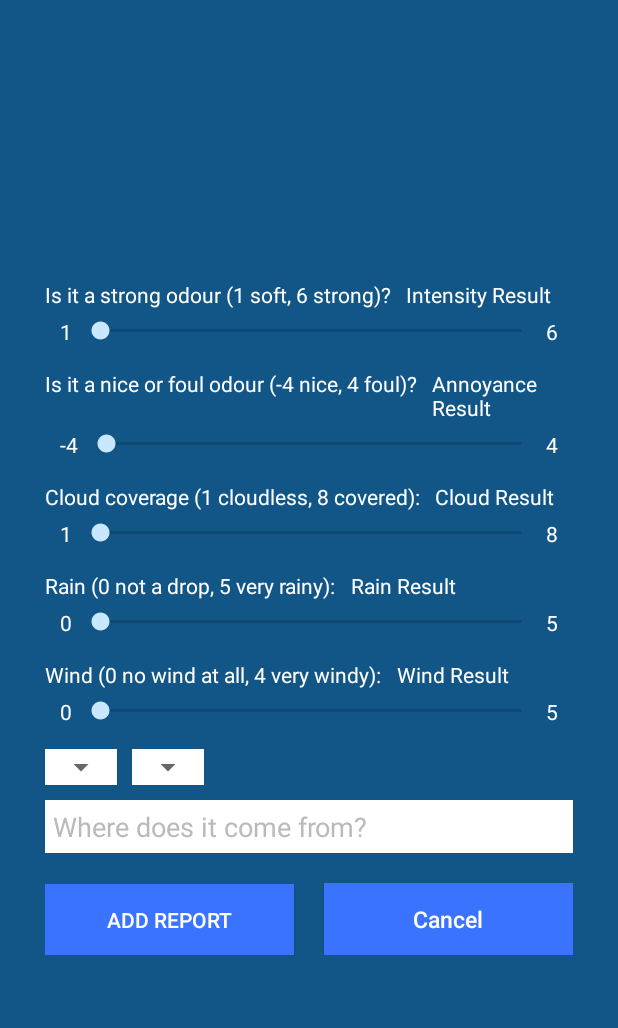
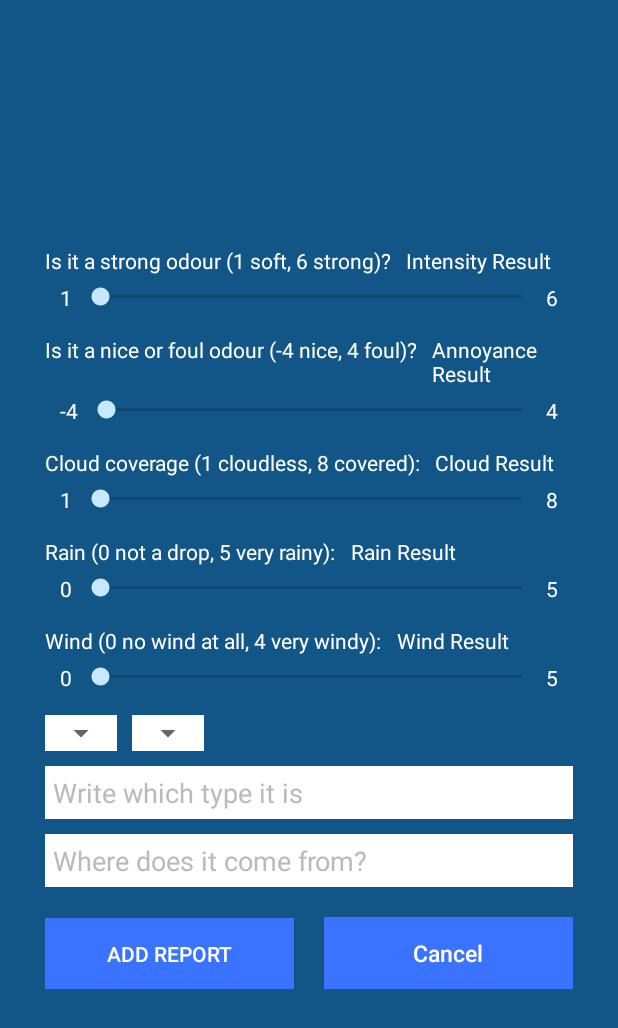
Before and after one commit to Ibercivis/OdourCollect, an Android app: the layout activity_addreport.xml on its own in the app's theme, with its tools: preview values and no code run, on a phone screen of 412 x 824 dp. Shown: the top 1028 px of the screen. Run offline under Robolectric (Android 15) with nearby library versions, the phone set to English and light mode, and no system bars; network calls fail.

Commit message:
App development update

```diff
--- a/app/app/src/main/java/ibercivis/com/odourcollectapp/CustomList.java
+++ b/app/app/src/main/java/ibercivis/com/odourcollectapp/CustomList.java
@@ -48,10 +48,10 @@ public class CustomList extends ArrayAdapter<String>{
 
                             try {
                                 /* Create info to display in the pop up */
-                                String odourRecordString = "User: "+odourRecord.get("user").toString()
+                                String odourRecordString = "User, date: "+odourRecord.get("user").toString()+" on "+odourRecord.get("report_date").toString()
                                         +"\nType: "+odourRecord.get("type").toString()
-                                        +"\nDate: "+odourRecord.get("report_date").toString()
-                                        +"\nAnnoyance (-4 - 4): "+odourRecord.get("annoyance").toString();
+                                        +"\nAnnoyance (-4 - 4): "+odourRecord.get("annoyance").toString()+", Intensity (1 - 6): "+odourRecord.get("intensity").toString()
+                                        +"\nNumber of comments: "+odourRecord.get("number_comments").toString();
 
                                 txtTitle.setText(odourRecordString);
 
--- a/app/app/src/main/res/layout/activity_addreport.xml
+++ b/app/app/src/main/res/layout/activity_addreport.xml
@@ -339,6 +339,19 @@
         </LinearLayout>
 
         <EditText
+            android:id="@+id/addreport_type_other"
+            android:layout_width="fill_parent"
+            android:layout_height="wrap_content"
+            android:layout_marginBottom="10dp"
+            android:background="#ffffff"
+            android:hint="@string/hint_type_other"
+            android:inputType="text"
+            android:padding="5dp"
+            android:singleLine="true"
+            android:textColor="@color/textColorSecundary"
+            android:textColorHint="@color/colorHint" />
+
+        <EditText
             android:id="@+id/addreport_origin"
             android:layout_width="fill_parent"
             android:layout_height="wrap_content"
--- a/app/app/src/main/res/values/strings.xml
+++ b/app/app/src/main/res/values/strings.xml
@@ -7,7 +7,7 @@
     <string name="action_success">Success Cases</string>
     <string name="action_add_report">Add report</string>
 
-    <string name="action_add_comment">Add commetn</string>
+    <string name="action_add_comment">Add comment</string>
 
     <string name="map_show_reports">Show reports</string>
     <string name="reports_title">Odour Reports</string>
@@ -70,5 +70,5 @@
     <string name="menu_bar_type_chemical">Chemical</string>
     <string name="menu_bar_type_dont_know">Do not know</string>
     <string name="menu_bar_type_other">Other</string>
-
+    <string name="hint_type_other">Write which type it is</string>
 </resources>
```
Also changed, not shown: app/app/src/main/java/ibercivis/com/odourcollectapp/AddReportActivity.java (+17 -2 lines), app/app/src/main/java/ibercivis/com/odourcollectapp/MainActivity.java (+11 -1 lines), app/app/src/main/java/ibercivis/com/odourcollectapp/MainFragment.java (+25 -0 lines), app/app/src/main/res/layout/fragment_main.xml (+17 -3 lines).
